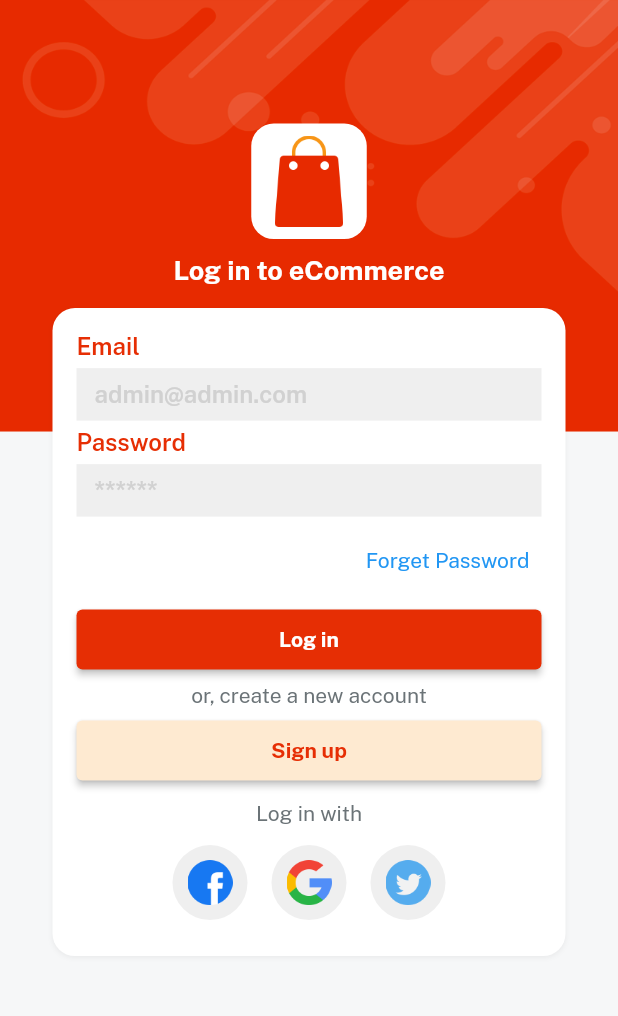
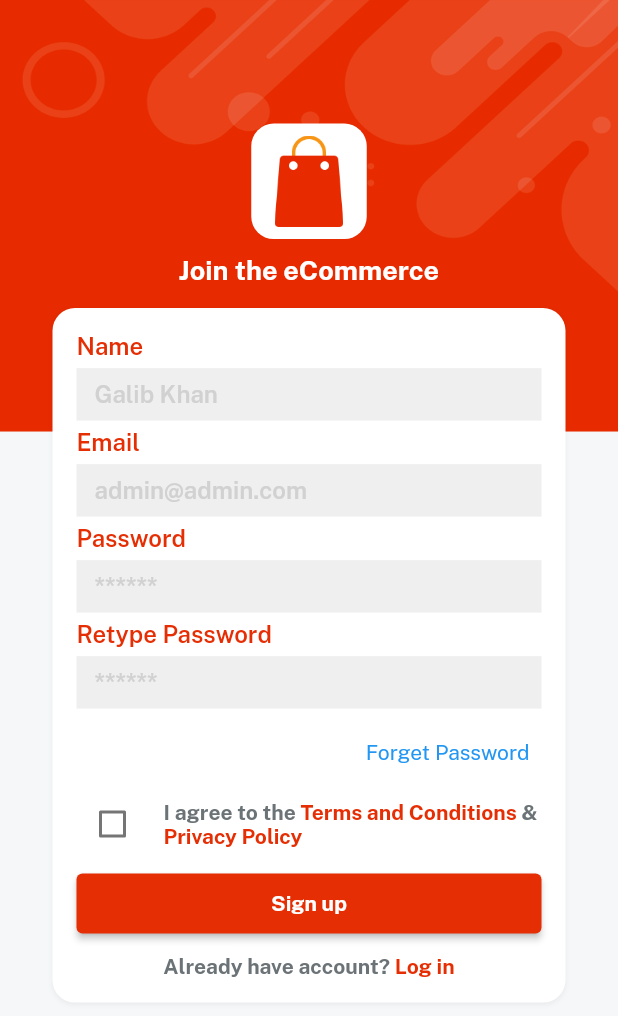
Before and after one commit to shahin2067/flutter_firebase_ecommerce, a Flutter app: the screen it shows after launch, after a tap on "Sign up", on a phone screen of 412 x 824 dp. Shown: the top 1016 px of the screen. Run offline on Flutter 3.47's test engine with Material 2 defaults, Android fonts, the phone set to English and light mode, and no system bars; our stand-ins replace get, velocity_x.

Commit message:
sign up ui done

```diff
--- a/lib/consts/strings.dart
+++ b/lib/consts/strings.dart
@@ -5,8 +5,14 @@
 const emailHint = "admin@admin.com";
 const passWord = "Password";
 const passwordHint = "******";
+const retypePassword = "Retype Password";
+const name = "Name";
+const nameHint = "Galib Khan";
 const forgetPass = "Forget Password";
 const login = "Log in";
 const signup = "Sign up";
 const createNewAccount = "or, create a new account";
 const loginWith = "Log in with";
+const privacyPolicy = "Privacy Policy";
+const termAndCond = "Terms and Conditions";
+const alreadyHaveAccount = "Already have account? ";
--- a/lib/views/auth_screen/login_screen.dart
+++ b/lib/views/auth_screen/login_screen.dart
@@ -1,9 +1,11 @@
 import 'package:flutter_firebase_ecommerce/consts/consts.dart';
 import 'package:flutter_firebase_ecommerce/consts/lists.dart';
+import 'package:flutter_firebase_ecommerce/views/auth_screen/signup_screen.dart';
 import 'package:flutter_firebase_ecommerce/widgets_common/applogo_widget.dart';
 import 'package:flutter_firebase_ecommerce/widgets_common/bg_widget.dart';
 import 'package:flutter_firebase_ecommerce/widgets_common/custom_textfield.dart';
 import 'package:flutter_firebase_ecommerce/widgets_common/our_button.dart';
+import 'package:get/get.dart';
 
 class LoginScreen extends StatelessWidget {
   const LoginScreen({super.key});
@@ -45,13 +47,12 @@
               createNewAccount.text.color(fontGrey).make(),
               5.heightBox,
               ourButton(
-                      color: lightGolden,
-                      title: signup,
-                      textColor: redColor,
-                      onPress: () {})
-                  .box
-                  .width(context.screenWidth - 50)
-                  .make(),
+                  color: lightGolden,
+                  title: signup,
+                  textColor: redColor,
+                  onPress: () {
+                    Get.to(() => const SignupScreen());
+                  }).box.width(context.screenWidth - 50).make(),
               10.heightBox,
               loginWith.text.color(fontGrey).make(),
               5.heightBox,
--- /dev/null
+++ b/lib/views/auth_screen/signup_screen.dart
@@ -0,0 +1,104 @@
+import 'package:flutter_firebase_ecommerce/consts/consts.dart';
+import 'package:flutter_firebase_ecommerce/consts/lists.dart';
+import 'package:flutter_firebase_ecommerce/widgets_common/applogo_widget.dart';
+import 'package:flutter_firebase_ecommerce/widgets_common/bg_widget.dart';
+import 'package:flutter_firebase_ecommerce/widgets_common/custom_textfield.dart';
+import 'package:flutter_firebase_ecommerce/widgets_common/our_button.dart';
+import 'package:get/get.dart';
+
+class SignupScreen extends StatelessWidget {
+  const SignupScreen({super.key});
+
+  @override
+  Widget build(BuildContext context) {
+    return bgWidget(
+        child: Scaffold(
+      resizeToAvoidBottomInset: false,
+      body: Center(
+          child: Column(
+        children: [
+          (context.screenHeight * 0.1).heightBox,
+          applogoWidget(),
+          10.heightBox,
+          "Join the $appname".text.fontFamily(bold).white.size(18).make(),
+          15.heightBox,
+          Column(
+            children: [
+              customTextField(hint: nameHint, title: name),
+              customTextField(hint: emailHint, title: email),
+              customTextField(hint: passwordHint, title: passWord),
+              customTextField(hint: passwordHint, title: retypePassword),
+              Align(
+                  alignment: Alignment.centerRight,
+                  child: TextButton(
+                      onPressed: () {}, child: forgetPass.text.make())),
+              Row(
+                children: [
+                  Checkbox(
+                      checkColor: redColor,
+                      value: false,
+                      onChanged: (newValue) {}),
+                  10.widthBox,
+                  Expanded(
+                    child: RichText(
+                        text: const TextSpan(
+                      children: [
+                        TextSpan(
+                            text: "I agree to the ",
+                            style:
+                                TextStyle(fontFamily: bold, color: fontGrey)),
+                        TextSpan(
+                            text: termAndCond,
+                            style:
+                                TextStyle(fontFamily: bold, color: redColor)),
+                        TextSpan(
+                            text: " & ",
+                            style:
+                                TextStyle(fontFamily: bold, color: fontGrey)),
+                        TextSpan(
+                            text: privacyPolicy,
+                            style:
+                                TextStyle(fontFamily: bold, color: redColor)),
+                      ],
+                    )),
+                  )
+                ],
+              ),
+              5.heightBox,
+              ourButton(
+                      color: redColor,
+                      title: signup,
+                      textColor: whiteColor,
+                      onPress: () {})
+                  .box
+                  .width(context.screenWidth - 50)
+                  .make(),
+              10.heightBox,
+              //wrapping into festure detector of velocity X
+              RichText(
+                  text: const TextSpan(
+                children: [
+                  TextSpan(
+                      text: alreadyHaveAccount,
+                      style: TextStyle(fontFamily: bold, color: fontGrey)),
+                  TextSpan(
+                      text: login,
+                      style: TextStyle(fontFamily: bold, color: redColor)),
+                ],
+              )).onTap(() {
+                Get.back();
+              })
+            ],
+          )
+              .box
+              .white
+              .rounded
+              .padding(const EdgeInsets.all(16))
+              .width(context.screenWidth - 70)
+              .shadowSm
+              .make(),
+        ],
+      )),
+    ));
+  }
+}
--- a/lib/widgets_common/our_button.dart
+++ b/lib/widgets_common/our_button.dart
@@ -6,8 +6,6 @@
         backgroundColor: color,
         padding: const EdgeInsets.all(12),
       ),
-      onPressed: () {
-        onPress;
-      },
+      onPressed: onPress,
       child: title!.text.color(textColor).fontFamily(bold).make());
 }
```
